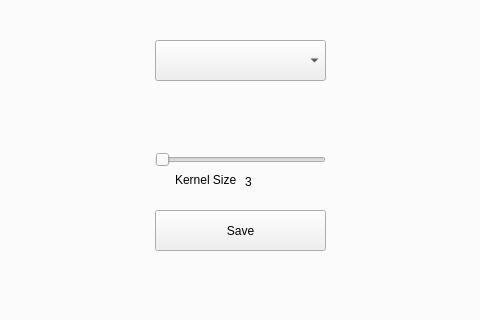
This is convert.ui in 21021653/Image-Processor as Qt 5 draws it before an edit; both pictures show x 287 to 767 and y 246 to 566 of the 1097 by 815 pixel window. The edited form follows.
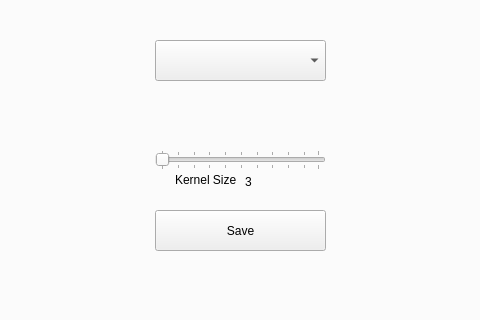
This is the edited form. The open tabs and pages were chosen to show the change. Icons and pictures are not drawn.

Commit message: Add color adjustments

```diff
--- a/convert.ui
+++ b/convert.ui
@@ -560,6 +560,9 @@
       <property name="orientation">
        <enum>Qt::Orientation::Horizontal</enum>
       </property>
+      <property name="tickPosition">
+       <enum>QSlider::TickPosition::TicksBothSides</enum>
+      </property>
      </widget>
      <widget class="QLabel" name="label_11">
       <property name="geometry">
```
The commit also changes 2 other files.
